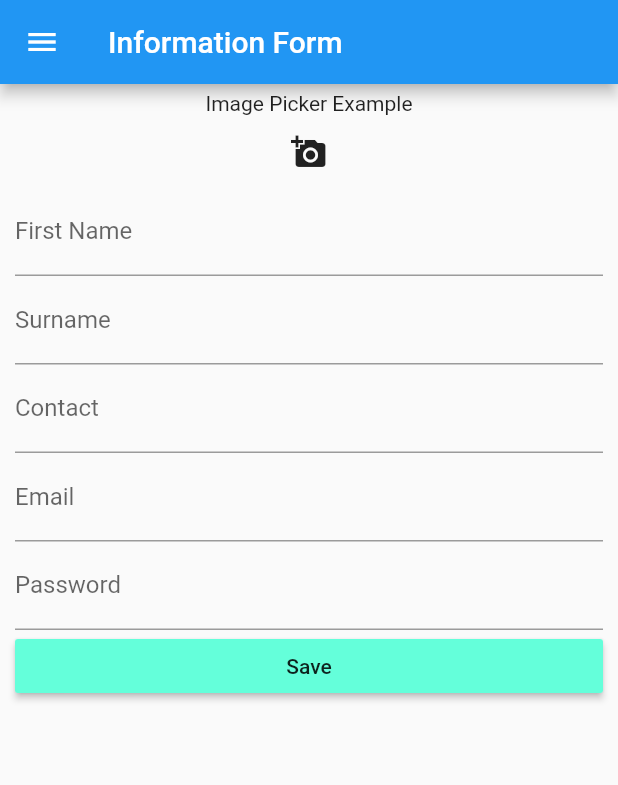
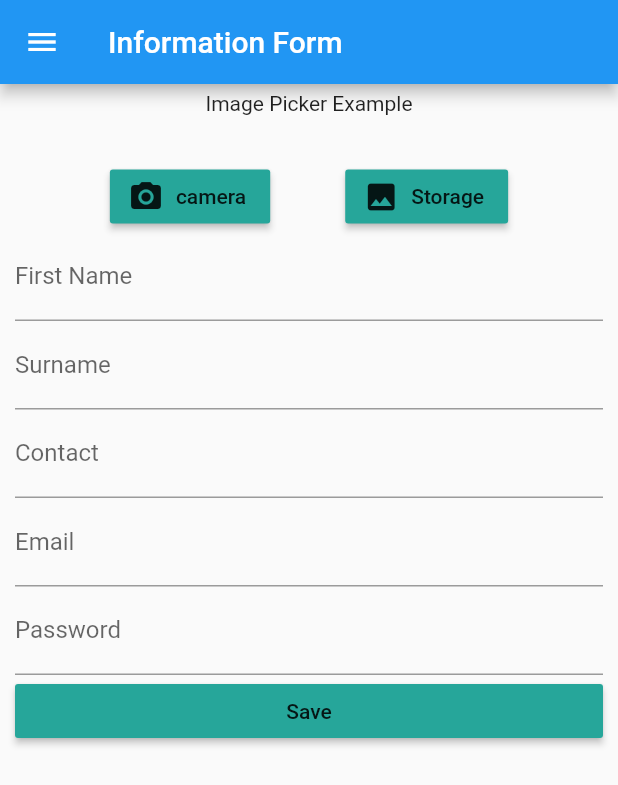
Before and after one commit to Fahad-Md-Kamal/dcl, a Flutter app: the screen it shows after launch, on a phone screen of 412 x 824 dp. Shown: the top 785 px of the screen. Run offline on Flutter 3.47's test engine with Material 2 defaults, Android fonts, the phone set to English and light mode, and no system bars; our stand-ins replace dio, flutter_spinkit, fluttertoast, image_picker, shared_preferences.

```diff
--- a/lib/main.dart
+++ b/lib/main.dart
@@ -14,7 +14,11 @@ class MyApp extends StatelessWidget {
       debugShowCheckedModeBanner: false,
       title: 'Fahad Md Kamal',
       theme: ThemeData(
-        buttonColor: Colors.tealAccent,
+        buttonColor: Colors.teal.shade500,
+        buttonTheme: ButtonThemeData(
+          buttonColor: Colors.teal.shade400,
+          // textTheme: ButtonTextTheme.accent,
+        ),
         primarySwatch: Colors.blue,
         visualDensity: VisualDensity.adaptivePlatformDensity,
       ),
--- a/lib/views/formView.dart
+++ b/lib/views/formView.dart
@@ -15,6 +15,7 @@ class FormView extends StatefulWidget {
 
 class _FormViewState extends State<FormView> {
   final GlobalKey<FormState> _formKey = GlobalKey<FormState>();
+  bool isTakingImage = false;
 
   TextEditingController _fnamController = TextEditingController();
   TextEditingController _snameController = TextEditingController();
@@ -31,8 +32,19 @@ class _FormViewState extends State<FormView> {
   String _email;
   String _password;
 
-  Future getImage() async {
+  Future getCamaraImage() async {
     final pickedImage = await picker.getImage(source: ImageSource.camera);
+    setState(() {
+      if (pickedImage != null) {
+        _image = File(pickedImage.path);
+      } else {
+        print('No Image Selected');
+      }
+    });
+  }
+
+  Future getStorageImage() async {
+    final pickedImage = await picker.getImage(source: ImageSource.gallery);
     setState(() {
       if (pickedImage != null) {
         _image = File(pickedImage.path);
@@ -82,10 +94,22 @@ class _FormViewState extends State<FormView> {
                           ),
                         ),
                 ),
-
-                IconButton(
-                  icon: Icon(Icons.add_a_photo),
-                  onPressed: getImage,
+                SizedBox(height: 30),
+                Row(
+                  mainAxisAlignment: MainAxisAlignment.center,
+                  children: [
+                    RaisedButton.icon(
+                      label: Text('camera'),
+                      icon: Icon(Icons.camera_alt),
+                      onPressed: getStorageImage,
+                    ),
+                    SizedBox(width: 50.0),
+                    RaisedButton.icon(
+                      label: Text('Storage'),
+                      icon: Icon(Icons.photo),
+                      onPressed: getStorageImage,
+                    ),
+                  ],
                 ),
 
                 /// First Name
@@ -203,7 +227,7 @@ class _FormViewState extends State<FormView> {
                       );
                     }
                   },
-                )
+                ),
               ],
             ),
           ),
```
